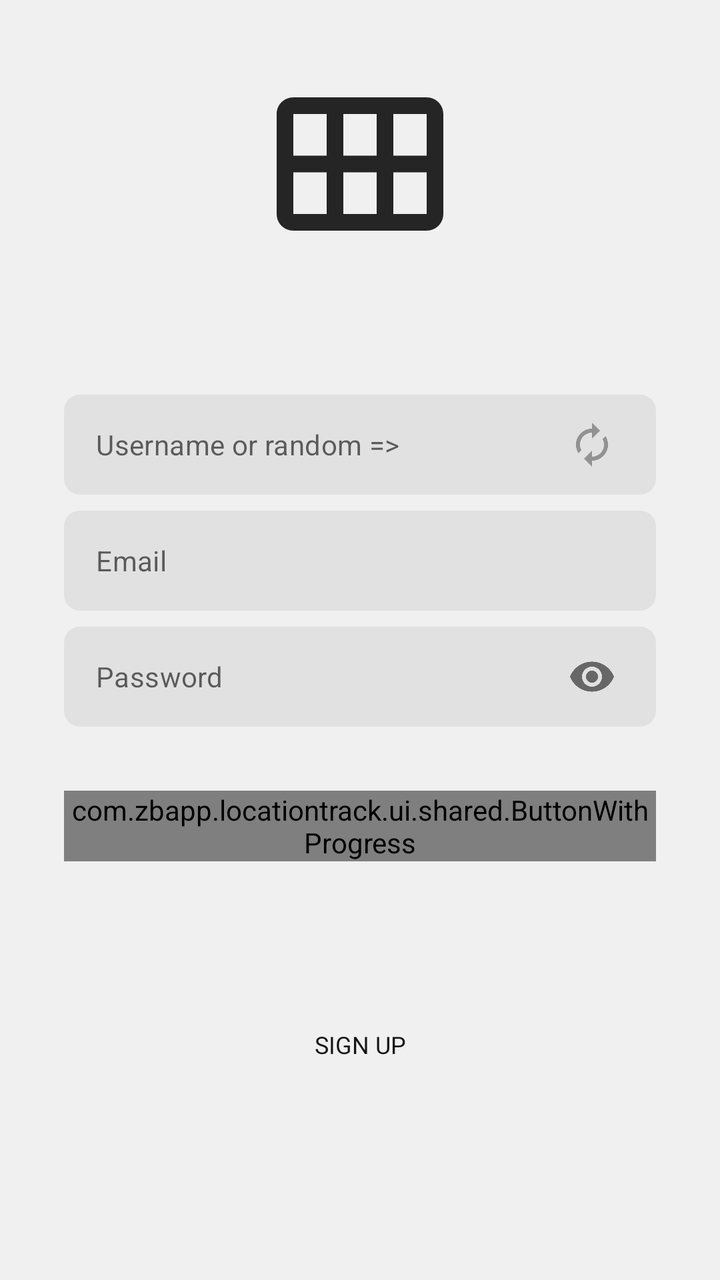
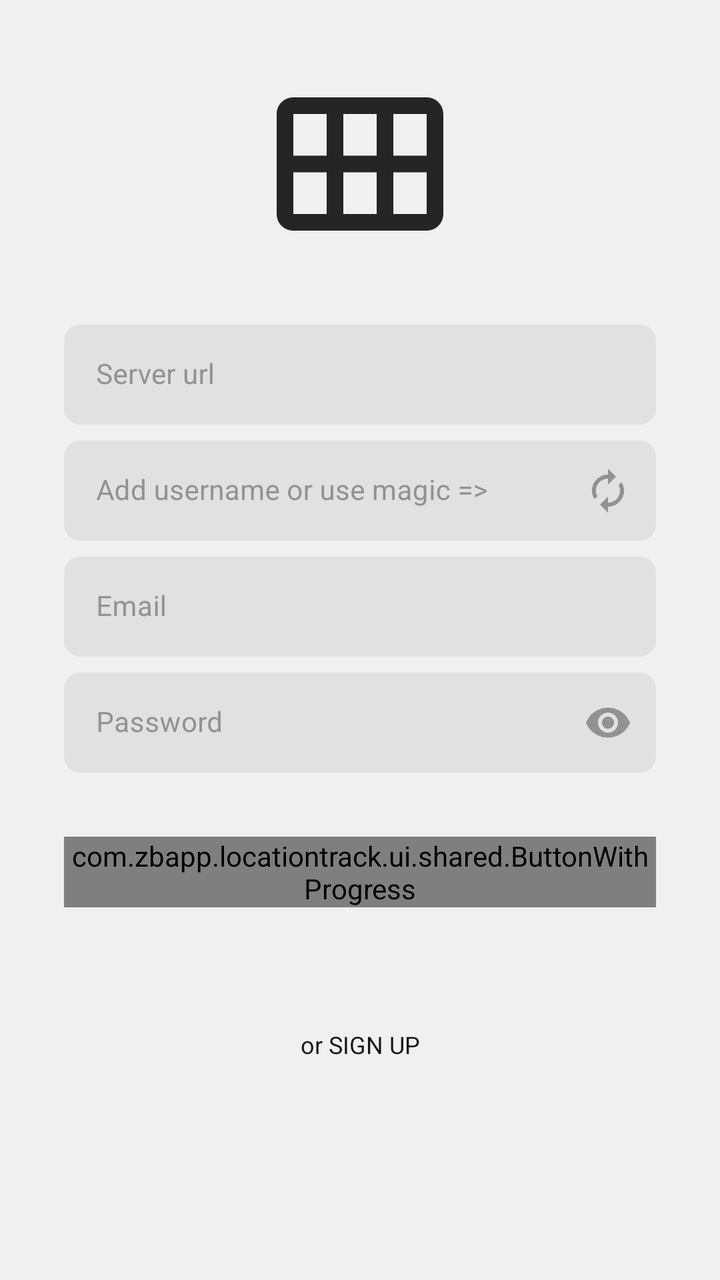

Before-and-after screenshots of an Android layout around one commit, followed by the original layout XML and the change that was made.
<!-- AndroidManifest.xml: application theme AppTheme -->
<!-- res/layout/fragment_login.xml -->
<?xml version="1.0" encoding="utf-8"?>
<androidx.constraintlayout.widget.ConstraintLayout xmlns:android="http://schemas.android.com/apk/res/android"
    xmlns:app="http://schemas.android.com/apk/res-auto"
    xmlns:tools="http://schemas.android.com/tools"
    android:layout_width="match_parent"
    android:animateLayoutChanges="true"
    android:layout_height="match_parent"
    android:background="@color/backgroundMain"
    android:paddingHorizontal="@dimen/activity_side_margin">

    <androidx.appcompat.widget.AppCompatImageView
        android:id="@+id/ivLogo"
        android:layout_width="100dp"
        android:layout_height="wrap_content"
        android:layout_marginTop="@dimen/activity_side_margin_large"
        android:adjustViewBounds="true"
        android:src="@drawable/ic_logo_full"
        app:layout_constraintEnd_toEndOf="parent"
        app:layout_constraintStart_toStartOf="parent"
        app:layout_constraintTop_toTopOf="parent" />

    <com.google.android.material.textfield.TextInputLayout
        android:id="@+id/etUsername"
        style="@style/TextStyle.Input"
        android:layout_width="match_parent"
        android:layout_marginHorizontal="@dimen/activity_side_margin"
        android:gravity="start|center_vertical"
        android:nextFocusForward="@id/etEmail"
        android:paddingEnd="8dp"
        android:stateListAnimator="@animator/elevation_animator"
        app:boxStrokeWidth="0dp"
        app:boxStrokeWidthFocused="0dp"
        app:endIconMode="custom"
        app:endIconDrawable="@drawable/ic_username_random"
        app:endIconTint="@color/theme_medium"
        app:hintEnabled="false"
        app:layout_constraintBottom_toTopOf="@id/etEmail"
        app:layout_constraintTop_toBottomOf="@id/ivLogo"
        app:layout_constraintVertical_bias="0.6"
        app:layout_constraintVertical_chainStyle="packed">

        <com.google.android.material.textfield.TextInputEditText
            style="@style/TextStyle.Light"
            android:layout_width="match_parent"
            android:layout_height="wrap_content"
            android:layout_gravity="center_vertical"
            android:background="@color/transparent"
            android:hint="@string/login_placeholder_username"
            android:textCursorDrawable="@null"
            android:imeOptions="actionNext"
            android:inputType="textEmailAddress"
            android:paddingVertical="12dp" />
    </com.google.android.material.textfield.TextInputLayout>

    <com.google.android.material.textfield.TextInputLayout
        android:id="@+id/etEmail"
        style="@style/TextStyle.Input"
        android:layout_width="match_parent"
        android:layout_marginHorizontal="@dimen/activity_side_margin"
        android:layout_marginTop="@dimen/activity_side_margin_small"
        android:gravity="start|center_vertical"
        android:nextFocusForward="@id/etPassword"
        android:paddingEnd="8dp"
        android:stateListAnimator="@animator/elevation_animator"
        app:boxStrokeWidth="0dp"
        app:boxStrokeWidthFocused="0dp"
        app:endIconMode="clear_text"
        app:endIconTint="@color/theme_medium"
        app:hintEnabled="false"
        app:layout_constraintBottom_toTopOf="@id/etPassword"
        app:layout_constraintTop_toBottomOf="@id/etUsername"
        >

        <com.google.android.material.textfield.TextInputEditText
            style="@style/TextStyle.Light"
            android:layout_width="match_parent"
            android:layout_height="wrap_content"
            android:layout_gravity="center_vertical"
            android:background="@color/transparent"
            android:hint="@string/login_placeholder_email"
            android:textCursorDrawable="@null"
            android:imeOptions="actionNext"
            android:inputType="textEmailAddress"
            android:paddingVertical="12dp" />
    </com.google.android.material.textfield.TextInputLayout>

    <com.google.android.material.textfield.TextInputLayout
        android:id="@+id/etPassword"
        style="@style/TextStyle.Input"
        android:layout_width="match_parent"
        android:layout_marginHorizontal="@dimen/activity_side_margin"
        android:layout_marginTop="@dimen/activity_side_margin_small"
        android:gravity="start|center_vertical"
        android:nextFocusDown="@id/bLogin"
        android:paddingEnd="8dp"
        android:stateListAnimator="@animator/elevation_animator"
        app:boxStrokeWidth="0dp"
        app:boxStrokeWidthFocused="0dp"
        app:endIconMode="password_toggle"
        app:hintEnabled="false"
        app:layout_constraintBottom_toTopOf="@id/tvForgotPassword"
        app:layout_constraintTop_toBottomOf="@id/etEmail">

        <com.google.android.material.textfield.TextInputEditText
            style="@style/TextStyle.Light"
            android:layout_width="match_parent"
            android:layout_height="wrap_content"
            android:layout_gravity="center_vertical"
            android:background="@color/transparent"
            android:hint="@string/login_placeholder_password"
            android:textCursorDrawable="@null"
            android:imeOptions="actionDone"
            android:inputType="textPassword"
            android:paddingVertical="12dp" />
    </com.google.android.material.textfield.TextInputLayout>

    <androidx.appcompat.widget.AppCompatTextView
        android:id="@+id/tvForgotPassword"
        style="@style/TextStyle.ActionButton.Regular"
        android:layout_width="wrap_content"
        android:layout_height="wrap_content"
        android:layout_marginEnd="@dimen/activity_side_margin_small"
        android:layout_marginBottom="@dimen/activity_side_margin"
        android:text="@string/login_button_forgot_password"
        android:textColor="@color/theme_high"
        android:textSize="12sp"
        android:visibility="gone"
        android:background="?selectableItemBackgroundBorderless"
        app:layout_constraintBottom_toTopOf="@id/bLogin"
        app:layout_constraintEnd_toEndOf="parent"
        app:layout_constraintTop_toBottomOf="@id/etPassword"
        tools:visibility="visible" />

    <com.zbapp.locationtrack.ui.shared.ButtonWithProgress
        android:id="@+id/bLogin"
        android:layout_width="match_parent"
        android:layout_height="wrap_content"
        android:layout_marginHorizontal="@dimen/activity_side_margin"
        android:layout_marginTop="@dimen/activity_side_margin_large"
        android:layout_marginBottom="@dimen/activity_side_margin_large"
        app:text="@string/login_signup_switch_button_login"
        app:buttonTint="@color/accent"
        app:contentTint="@color/white"
        app:layout_constraintBottom_toTopOf="@id/tvSignUpLogin"
        app:layout_constraintTop_toBottomOf="@id/tvForgotPassword" />

    <androidx.appcompat.widget.AppCompatTextView
        android:id="@+id/tvSignUpLogin"
        style="@style/TextStyle.ActionButton"
        android:layout_width="wrap_content"
        android:layout_height="wrap_content"
        android:layout_marginBottom="@dimen/bottomBar_spacing"
        android:text="@string/login_signup_switch_button_signup"
        android:textSize="12sp"
        app:layout_constraintBottom_toBottomOf="parent"
        app:layout_constraintEnd_toEndOf="parent"
        app:layout_constraintStart_toStartOf="parent" />

</androidx.constraintlayout.widget.ConstraintLayout>
<!-- resources referenced by this layout -->
<resources>
  <color name="accent">#26A69A</color>
  <color name="backgroundMain">@color/theme_lightest</color>
  <color name="theme_high">@color/light_theme_high</color>
  <color name="theme_medium">@color/light_theme_medium</color>
  <color name="transparent">@android:color/transparent</color>
  <color name="white">#FFFFFFFF</color>
  <dimen name="activity_side_margin">16dp</dimen>
  <dimen name="activity_side_margin_large">32dp</dimen>
  <dimen name="activity_side_margin_small">8dp</dimen>
  <dimen name="bottomBar_spacing">100dp</dimen>
  <!-- drawable ic_logo_full (drawable) -->
  <vector xmlns:android="http://schemas.android.com/apk/res/android"
      android:width="24dp"
      android:height="24dp"
      android:tint="?attr/colorControlNormal"
      android:viewportWidth="24"
      android:viewportHeight="24">
      <path
          android:fillColor="@android:color/white"
          android:pathData="M20,4H4C2.9,4 2,4.9 2,6v12c0,1.1 0.9,2 2,2h16c1.1,0 2,-0.9 2,-2V6C22,4.9 21.1,4 20,4zM8,11H4V6h4V11zM14,11h-4V6h4V11zM20,11h-4V6h4V11zM8,18H4v-5h4V18zM14,18h-4v-5h4V18zM20,18h-4v-5h4V18z" />
  </vector>
  <string name="login_button_forgot_password">Forgot password?</string>
  <string name="login_placeholder_email">Email</string>
  <string name="login_placeholder_password">Password</string>
  <string name="login_placeholder_username">Username or random =&gt;</string>
  <string name="login_signup_switch_button_login">LOG IN</string>
  <string name="login_signup_switch_button_signup">SIGN UP</string>
  <style name="TextStyle.ActionButton.Regular" parent="TextStyle.ActionButton">
          <item name="fontFamily">@font/font_montserrat_regular</item>
      </style>
  <style name="TextStyle.Input" parent="TextStyle.Medium">
          <item name="android:layout_height">50dp</item>
          <item name="android:textSize">16sp</item>
          <item name="android:textColor">@color/main_button_text_color</item>
          <item name="android:textColorHint">@color/theme_medium</item>
          <item name="android:background">@drawable/background_input</item>
          <item name="android:gravity">start|center_vertical</item>
      </style>
  <style name="TextStyle.Light" parent="TextStyle.Regular">
          <item name="fontFamily">@font/font_montserrat_light</item>
      </style>
  <style name="AppTheme" parent="AppThemeBase">
      </style>
  <color name="theme_lightest">@color/light_theme_lightest</color>
  <color name="light_theme_high">#252525</color>
  <color name="light_theme_medium">#929292</color>
  <style name="TextStyle.Medium" parent="TextStyle.Regular">
          <item name="fontFamily">@font/font_montserrat_semibold</item>
      </style>
  <!-- drawable background_input (drawable) -->
  <?xml version="1.0" encoding="utf-8"?>
  <shape android:shape="rectangle" xmlns:android="http://schemas.android.com/apk/res/android">
      <corners android:radius="8dp" />
      <solid android:color="@color/theme_light" />
  </shape>
  <style name="TextStyle.Regular" parent="TextAppearance.AppCompat">
          <item name="fontFamily">@font/font_montserrat_regular</item>
          <item name="android:textColor">@color/main_button_text_color</item>
      </style>
  <color name="light_theme_lightest">#F0F0F0</color>
  <color name="theme_light">@color/light_theme_light</color>
  <color name="secondaryColor">#f0f4c3</color>
  <color name="secondaryDarkColor">#bdc192</color>
  <color name="secondaryLightColor">#fffff6</color>
  <color name="theme_highest">@color/light_theme_highest</color>
  <color name="light_theme_light">#E1E1E1</color>
  <color name="light_theme_highest">#151515</color>
  <!-- unchanged entries left out for length: 3 -->
</resources>

<!-- the commit's change to res/layout/fragment_login.xml (unified diff, before → after) -->
@@ -20,21 +20,14 @@
         app:layout_constraintTop_toTopOf="parent" />
 
     <com.google.android.material.textfield.TextInputLayout
-        android:id="@+id/etUsername"
+        android:id="@+id/etServer"
         style="@style/TextStyle.Input"
         android:layout_width="match_parent"
         android:layout_marginHorizontal="@dimen/activity_side_margin"
-        android:gravity="start|center_vertical"
-        android:nextFocusForward="@id/etEmail"
-        android:paddingEnd="8dp"
-        android:stateListAnimator="@animator/elevation_animator"
-        app:boxStrokeWidth="0dp"
-        app:boxStrokeWidthFocused="0dp"
-        app:endIconMode="custom"
-        app:endIconDrawable="@drawable/ic_username_random"
-        app:endIconTint="@color/theme_medium"
-        app:hintEnabled="false"
-        app:layout_constraintBottom_toTopOf="@id/etEmail"
+        android:nextFocusDown="@id/etUsername"
+        app:endIconMode="clear_text"
+        android:hint="@string/login_placeholder_server"
+        app:layout_constraintBottom_toTopOf="@id/etUsername"
         app:layout_constraintTop_toBottomOf="@id/ivLogo"
         app:layout_constraintVertical_bias="0.6"
         app:layout_constraintVertical_chainStyle="packed">
@@ -45,11 +38,36 @@
             android:layout_height="wrap_content"
             android:layout_gravity="center_vertical"
             android:background="@color/transparent"
-            android:hint="@string/login_placeholder_username"
+            android:textCursorDrawable="@null"
+            android:imeOptions="actionNext"
+            android:inputType="textUri"
+            />
+    </com.google.android.material.textfield.TextInputLayout>
+
+    <com.google.android.material.textfield.TextInputLayout
+        android:id="@+id/etUsername"
+        style="@style/TextStyle.Input"
+        android:layout_width="match_parent"
+        android:layout_marginHorizontal="@dimen/activity_side_margin"
+        android:layout_marginTop="@dimen/activity_side_margin_small"
+        android:nextFocusDown="@id/etEmail"
+        app:endIconMode="custom"
+        android:hint="@string/login_placeholder_username_or_random"
+        app:endIconDrawable="@drawable/ic_username_random"
+        app:layout_constraintBottom_toTopOf="@id/etEmail"
+        app:layout_constraintTop_toBottomOf="@id/etServer"
+        >
+
+        <com.google.android.material.textfield.TextInputEditText
+            style="@style/TextStyle.Light"
+            android:layout_width="match_parent"
+            android:layout_height="wrap_content"
+            android:layout_gravity="center_vertical"
+            android:background="@color/transparent"
             android:textCursorDrawable="@null"
             android:imeOptions="actionNext"
             android:inputType="textEmailAddress"
-            android:paddingVertical="12dp" />
+             />
     </com.google.android.material.textfield.TextInputLayout>
 
     <com.google.android.material.textfield.TextInputLayout
@@ -58,15 +76,9 @@
         android:layout_width="match_parent"
         android:layout_marginHorizontal="@dimen/activity_side_margin"
         android:layout_marginTop="@dimen/activity_side_margin_small"
-        android:gravity="start|center_vertical"
-        android:nextFocusForward="@id/etPassword"
-        android:paddingEnd="8dp"
-        android:stateListAnimator="@animator/elevation_animator"
-        app:boxStrokeWidth="0dp"
-        app:boxStrokeWidthFocused="0dp"
+        android:nextFocusDown="@id/etPassword"
         app:endIconMode="clear_text"
-        app:endIconTint="@color/theme_medium"
-        app:hintEnabled="false"
+        android:hint="@string/login_placeholder_email"
         app:layout_constraintBottom_toTopOf="@id/etPassword"
         app:layout_constraintTop_toBottomOf="@id/etUsername"
         >
@@ -77,11 +89,10 @@
             android:layout_height="wrap_content"
             android:layout_gravity="center_vertical"
             android:background="@color/transparent"
-            android:hint="@string/login_placeholder_email"
             android:textCursorDrawable="@null"
             android:imeOptions="actionNext"
             android:inputType="textEmailAddress"
-            android:paddingVertical="12dp" />
+             />
     </com.google.android.material.textfield.TextInputLayout>
 
     <com.google.android.material.textfield.TextInputLayout
@@ -90,14 +101,9 @@
         android:layout_width="match_parent"
         android:layout_marginHorizontal="@dimen/activity_side_margin"
         android:layout_marginTop="@dimen/activity_side_margin_small"
-        android:gravity="start|center_vertical"
         android:nextFocusDown="@id/bLogin"
-        android:paddingEnd="8dp"
-        android:stateListAnimator="@animator/elevation_animator"
-        app:boxStrokeWidth="0dp"
-        app:boxStrokeWidthFocused="0dp"
+        android:hint="@string/login_placeholder_password"
         app:endIconMode="password_toggle"
-        app:hintEnabled="false"
         app:layout_constraintBottom_toTopOf="@id/tvForgotPassword"
         app:layout_constraintTop_toBottomOf="@id/etEmail">
 
@@ -107,11 +113,10 @@
             android:layout_height="wrap_content"
             android:layout_gravity="center_vertical"
             android:background="@color/transparent"
-            android:hint="@string/login_placeholder_password"
             android:textCursorDrawable="@null"
             android:imeOptions="actionDone"
             android:inputType="textPassword"
-            android:paddingVertical="12dp" />
+             />
     </com.google.android.material.textfield.TextInputLayout>
 
     <androidx.appcompat.widget.AppCompatTextView
<!-- resource entries referenced after the edit -->
@@ -24,9 +24,10 @@
   <string name="login_button_forgot_password">Forgot password?</string>
   <string name="login_placeholder_email">Email</string>
   <string name="login_placeholder_password">Password</string>
-  <string name="login_placeholder_username">Username or random =&gt;</string>
-  <string name="login_signup_switch_button_login">LOG IN</string>
-  <string name="login_signup_switch_button_signup">SIGN UP</string>
+  <string name="login_placeholder_server">Server url</string>
+  <string name="login_placeholder_username_or_random">Add username or use magic =&gt;</string>
+  <string name="login_signup_switch_button_login">or LOG IN</string>
+  <string name="login_signup_switch_button_signup">or SIGN UP</string>
   <style name="TextStyle.ActionButton.Regular" parent="TextStyle.ActionButton">
           <item name="fontFamily">@font/font_montserrat_regular</item>
       </style>
@@ -35,8 +36,13 @@
           <item name="android:textSize">16sp</item>
           <item name="android:textColor">@color/main_button_text_color</item>
           <item name="android:textColorHint">@color/theme_medium</item>
+          <item name="endIconTint">@color/theme_medium</item>
+          <item name="hintTextColor">@color/theme_medium</item>
+          <item name="boxStrokeWidth">0dp</item>
+          <item name="boxStrokeWidthFocused">0dp</item>
           <item name="android:background">@drawable/background_input</item>
           <item name="android:gravity">start|center_vertical</item>
+          <item name="android:stateListAnimator">@animator/elevation_animator</item>
       </style>
   <style name="TextStyle.Light" parent="TextStyle.Regular">
           <item name="fontFamily">@font/font_montserrat_light</item>
